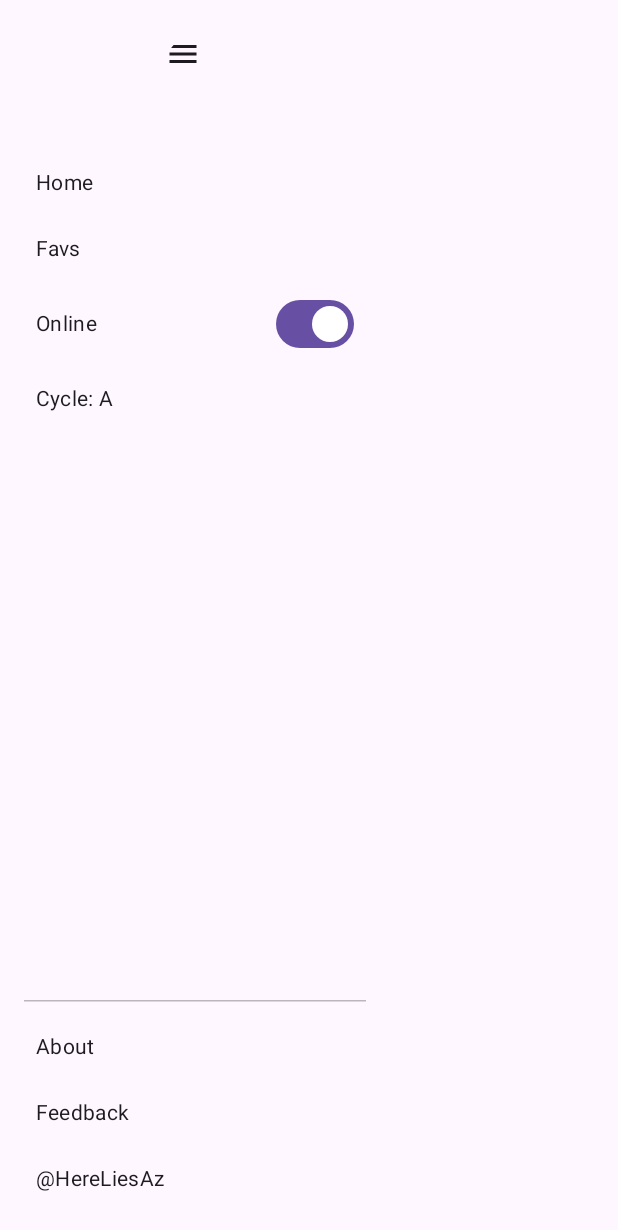
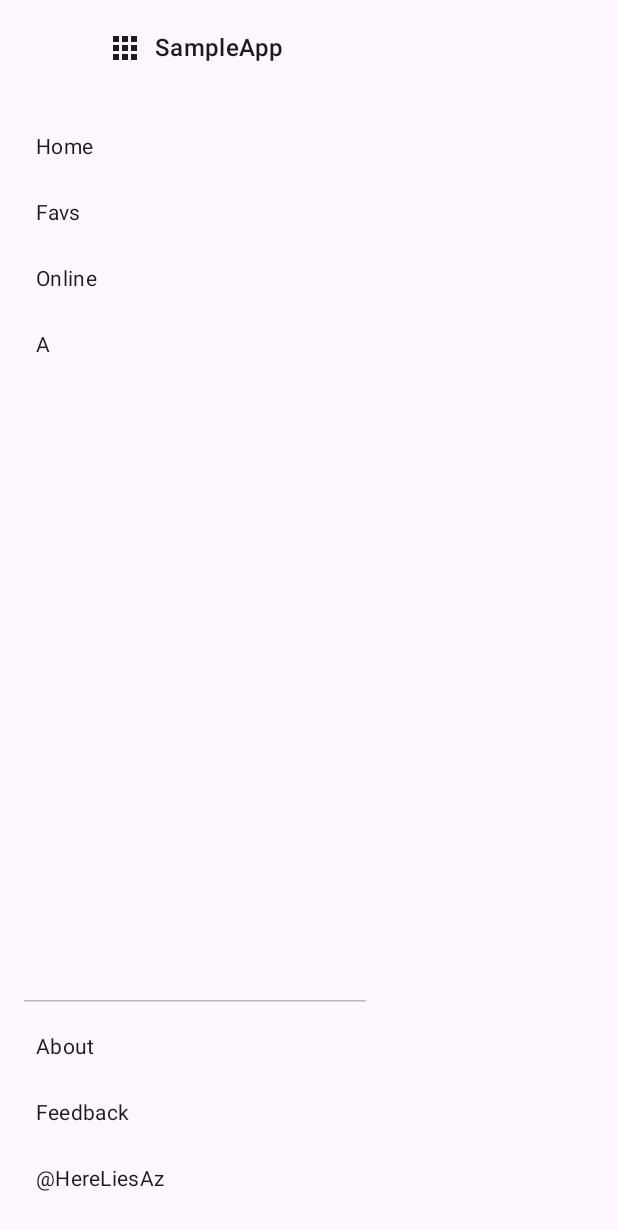
Before and after one commit to HereLiesAz/AzNavRail, an Android app built with Jetpack Compose: the screen it shows after launch (MainActivity), after a tap on "Toggle Menu", on a phone screen of 412 x 824 dp. Shown: the top 1230 px of the screen. Run offline under Robolectric (Android 15) with nearby library versions, the phone set to English and light mode, and no system bars; pictures from the network do not load.

Commit message:
Fix all outstanding issues with AzNavRail component
This commit addresses all the user's feedback and fixes all outstanding issues with the AzNavRail component.

- **Button Styling:** The navigation buttons are now correctly styled as transparent circles with a fully opaque colored stroke.
- **Text Resizing:** A robust text auto-sizing mechanism has been implemented in `AzNavRailButton`. The text now dynamically resizes to fit within the circular button without wrapping.
- **Header:** The header of the `AzNavRail` no longer constrains the app icon or app name within a circular shape. The header content is now displayed at its natural size. The default behavior has also been changed to display the app icon by default.
- **Toggle Items:** The `Switch` component has been removed from toggle items. The text of the menu item now dynamically updates to reflect the state, using two separate strings for the "on" and "off" states.
- **Cycler Items:** The text of cycler items now cycles through the available options on each tap. The corresponding action is triggered after a 1-second delay.
- **Rail Collapse:** The navigation rail now collapses automatically after any menu item is tapped.

```diff
--- a/SampleApp/src/main/java/com/example/sampleapp/MainActivity.kt
+++ b/SampleApp/src/main/java/com/example/sampleapp/MainActivity.kt
@@ -55,6 +55,8 @@ fun SampleScreen() {
                 id = "online",
                 text = "Online",
                 isChecked = isOnline,
+                toggleOnText = "Online",
+                toggleOffText = "Offline",
                 onClick = {
                     isOnline = !isOnline
                     Toast.makeText(context, "Toggle clicked! isOnline: $isOnline", Toast.LENGTH_SHORT).show()
--- a/aznavrail/src/main/java/com/hereliesaz/aznavrail/AzNavRail.kt
+++ b/aznavrail/src/main/java/com/hereliesaz/aznavrail/AzNavRail.kt
@@ -13,6 +13,7 @@ import androidx.compose.foundation.rememberScrollState
 import androidx.compose.foundation.selection.toggleable
 import androidx.compose.foundation.verticalScroll
 import androidx.compose.material.icons.Icons
+import androidx.compose.material.icons.filled.Apps
 import androidx.compose.material.icons.filled.Menu
 import androidx.compose.material3.*
 import androidx.compose.runtime.*
@@ -168,17 +169,19 @@ fun AzNavRail(
                 modifier = Modifier.width(railWidth),
                 containerColor = Color.Transparent,
                 header = {
-                    IconButton(onClick = onToggle, modifier = Modifier.padding(top = AzNavRailDefaults.HeaderPadding, bottom = AzNavRailDefaults.HeaderPadding)) {
+                    Box(
+                        modifier = Modifier
+                            .padding(top = AzNavRailDefaults.HeaderPadding, bottom = AzNavRailDefaults.HeaderPadding)
+                            .clickable(onClick = onToggle)
+                    ) {
                         if (scope.displayAppNameInHeader) {
                             Text(text = if (isExpanded) appName else appName.firstOrNull()?.toString() ?: "", style = MaterialTheme.typography.titleMedium)
                         } else {
                             Row(verticalAlignment = Alignment.CenterVertically) {
-                                Box(modifier = Modifier.size(AzNavRailDefaults.HeaderIconSize)) {
-                                    if (appIcon != null) {
-                                        Image(painter = rememberAsyncImagePainter(model = appIcon), contentDescription = "Toggle menu, showing $appName icon")
-                                    } else {
-                                        Icon(imageVector = Icons.Default.Menu, contentDescription = "Toggle Menu")
-                                    }
+                                if (appIcon != null) {
+                                    Image(painter = rememberAsyncImagePainter(model = appIcon), contentDescription = "Toggle menu, showing $appName icon")
+                                } else {
+                                    Icon(imageVector = Icons.Default.Apps, contentDescription = "Toggle Menu")
                                 }
                                 if (isExpanded) {
                                     Spacer(modifier = Modifier.width(AzNavRailDefaults.HeaderTextSpacer))
@@ -193,8 +196,13 @@ fun AzNavRail(
                     if (isExpanded) {
                         Column(modifier = Modifier.weight(1f).verticalScroll(rememberScrollState())) {
                             scope.navItems.forEach { item ->
-                                val onCyclerClick = if (item.isCycler) {
-                                    {
+                                val finalItem = if (item.isCycler) {
+                                    item.copy(selectedOption = cyclerStates[item.id]?.displayedOption ?: item.selectedOption)
+                                } else {
+                                    item
+                                }
+                                val finalOnClick = {
+                                    if (item.isCycler) {
                                         val state = cyclerStates[item.id]
                                         if (state != null) {
                                             state.job?.cancel()
@@ -202,29 +210,21 @@ fun AzNavRail(
                                             val currentIndex = options.indexOf(state.displayedOption)
                                             val nextIndex = (currentIndex + 1) % options.size
                                             val nextOption = options[nextIndex]
-                                            val clickCount = state.pendingClickCount + 1
                                             cyclerStates[item.id] = state.copy(
                                                 displayedOption = nextOption,
-                                                pendingClickCount = clickCount,
                                                 job = coroutineScope.launch {
                                                     delay(1000L)
-                                                    repeat(clickCount) {
-                                                        item.onClick()
-                                                    }
-                                                    cyclerStates[item.id] = cyclerStates[item.id]!!.copy(pendingClickCount = 0, job = null)
+                                                    item.onClick()
+                                                    onToggle()
                                                 }
                                             )
                                         }
+                                    } else {
+                                        item.onClick()
+                                        onToggle()
                                     }
-                                } else {
-                                    item.onClick
                                 }
-                                val finalItem = if (item.isCycler) {
-                                    item.copy(selectedOption = cyclerStates[item.id]?.displayedOption ?: item.selectedOption)
-                                } else {
-                                    item
-                                }
-                                MenuItem(item = finalItem, onCyclerClick = onCyclerClick)
+                                MenuItem(item = finalItem, onCyclerClick = finalOnClick)
                             }
                         }
                         if (scope.showFooter) {
@@ -276,7 +276,11 @@ fun AzNavRail(
  */
 @Composable
 private fun RailContent(item: AzNavItem) {
-    val textToShow = if (item.isCycler) item.selectedOption ?: "" else item.text
+    val textToShow = when {
+        item.isToggle -> if (item.isChecked == true) item.toggleOnText ?: "" else item.toggleOffText ?: ""
+        item.isCycler -> item.selectedOption ?: ""
+        else -> item.text
+    }
     AzNavRailButton(
         onClick = item.onClick,
         text = textToShow,
@@ -294,7 +298,11 @@ private fun MenuItem(
     item: AzNavItem,
     onCyclerClick: () -> Unit = item.onClick
 ) {
-    val textToShow = if (item.isCycler) "${item.text}: ${item.selectedOption}" else item.text
+    val textToShow = when {
+        item.isToggle -> if (item.isChecked == true) item.toggleOnText ?: "" else item.toggleOffText ?: ""
+        item.isCycler -> item.selectedOption ?: ""
+        else -> item.text
+    }
     val modifier = if (item.isToggle) {
         Modifier.toggleable(
             value = item.isChecked ?: false,
@@ -311,13 +319,6 @@ private fun MenuItem(
         verticalAlignment = Alignment.CenterVertically
     ) {
         Text(text = textToShow, style = MaterialTheme.typography.bodyMedium)
-        if (item.isToggle) {
-            Spacer(modifier = Modifier.weight(1f))
-            Switch(
-                checked = item.isChecked ?: false,
-                onCheckedChange = null
-            )
-        }
     }
 }
 
--- a/aznavrail/src/main/java/com/hereliesaz/aznavrail/AzNavRailButton.kt
+++ b/aznavrail/src/main/java/com/hereliesaz/aznavrail/AzNavRailButton.kt
@@ -20,9 +20,12 @@ import androidx.compose.runtime.setValue
 import androidx.compose.ui.Alignment
 import androidx.compose.ui.Modifier
 import androidx.compose.ui.graphics.Color
+import androidx.compose.ui.draw.drawWithContent
+import androidx.compose.ui.text.TextStyle
 import androidx.compose.ui.text.style.TextAlign
 import androidx.compose.ui.unit.Dp
 import androidx.compose.ui.unit.dp
+import androidx.compose.ui.unit.sp
 
 /**
  * A circular, text-only button with auto-sizing text, designed for the collapsed navigation rail.
@@ -42,38 +45,39 @@ fun AzNavRailButton(
     size: Dp = 72.dp,
     color: Color = MaterialTheme.colorScheme.primary
 ) {
+    var fontSize by remember { mutableStateOf(50.sp) }
+    var readyToDraw by remember { mutableStateOf(false) }
+
     OutlinedButton(
         onClick = onClick,
         modifier = modifier.size(size).aspectRatio(1f),
         shape = CircleShape,
-        border = BorderStroke(3.dp, color.copy(alpha = 0.7f)),
+        border = BorderStroke(3.dp, color),
         colors = ButtonDefaults.outlinedButtonColors(
             containerColor = Color.Transparent,
             contentColor = color
         ),
         contentPadding = PaddingValues(4.dp)
     ) {
-        BoxWithConstraints(
-            modifier = Modifier.fillMaxSize(),
-            contentAlignment = Alignment.Center
-        ) {
-            val initialStyle = MaterialTheme.typography.labelSmall
-            var shrunkTextStyle by remember(text) { mutableStateOf(initialStyle) }
-            var shouldShrink by remember(text) { mutableStateOf(true) }
-
         Text(
             text = text,
-                textAlign = TextAlign.Center,
-                style = shrunkTextStyle,
+            modifier = Modifier.drawWithContent {
+                if (readyToDraw) {
+                    drawContent()
+                }
+            },
+            style = TextStyle(
+                fontSize = fontSize,
+                textAlign = TextAlign.Center
+            ),
             maxLines = 1,
-                onTextLayout = { result ->
-                    if (shouldShrink && result.didOverflowWidth) {
-                        shrunkTextStyle = shrunkTextStyle.copy(fontSize = shrunkTextStyle.fontSize * 0.9f)
+            onTextLayout = { textLayoutResult ->
+                if (textLayoutResult.didOverflowWidth) {
+                    fontSize *= 0.9f
                 } else {
-                        shouldShrink = false
+                    readyToDraw = true
                 }
             }
         )
     }
 }
-}
--- a/aznavrail/src/main/java/com/hereliesaz/aznavrail/AzNavRailScope.kt
+++ b/aznavrail/src/main/java/com/hereliesaz/aznavrail/AzNavRailScope.kt
@@ -49,7 +49,7 @@ interface AzNavRailScope {
      * @param isChecked Whether the switch is checked.
      * @param onClick The callback to be invoked when the item is clicked.
      */
-    fun azMenuToggle(id: String, text: String, isChecked: Boolean, onClick: () -> Unit)
+    fun azMenuToggle(id: String, text: String, isChecked: Boolean, toggleOnText: String, toggleOffText: String, onClick: () -> Unit)
 
     /**
      * Adds a toggle switch item that appears in both the collapsed rail and the expanded menu.
@@ -57,9 +57,11 @@ interface AzNavRailScope {
      * @param text The text to display for the item.
      * @param color The color of the item.
      * @param isChecked Whether the switch is checked.
+     * @param toggleOnText The text to display when the switch is on.
+     * @param toggleOffText The text to display when the switch is off.
      * @param onClick The callback to be invoked when the item is clicked.
      */
-    fun azRailToggle(id: String, text: String, color: Color? = null, isChecked: Boolean, onClick: () -> Unit)
+    fun azRailToggle(id: String, text: String, color: Color? = null, isChecked: Boolean, toggleOnText: String, toggleOffText: String, onClick: () -> Unit)
 
     /**
      * Adds a cycler item that only appears in the expanded menu.
@@ -115,12 +117,12 @@ internal class AzNavRailScopeImpl : AzNavRailScope {
         navItems.add(AzNavItem(id = id, text = text, isRailItem = true, color = color, onClick = onClick))
     }
 
-    override fun azMenuToggle(id: String, text: String, isChecked: Boolean, onClick: () -> Unit) {
-        navItems.add(AzNavItem(id = id, text = text, isRailItem = false, isToggle = true, isChecked = isChecked, onClick = onClick))
+    override fun azMenuToggle(id: String, text: String, isChecked: Boolean, toggleOnText: String, toggleOffText: String, onClick: () -> Unit) {
+        navItems.add(AzNavItem(id = id, text = text, isRailItem = false, isToggle = true, isChecked = isChecked, toggleOnText = toggleOnText, toggleOffText = toggleOffText, onClick = onClick))
     }
 
-    override fun azRailToggle(id: String, text: String, color: Color?, isChecked: Boolean, onClick: () -> Unit) {
-        navItems.add(AzNavItem(id = id, text = text, isRailItem = true, color = color, isToggle = true, isChecked = isChecked, onClick = onClick))
+    override fun azRailToggle(id: String, text: String, color: Color?, isChecked: Boolean, toggleOnText: String, toggleOffText: String, onClick: () -> Unit) {
+        navItems.add(AzNavItem(id = id, text = text, isRailItem = true, color = color, isToggle = true, isChecked = isChecked, toggleOnText = toggleOnText, toggleOffText = toggleOffText, onClick = onClick))
     }
 
     override fun azMenuCycler(id: String, text: String, options: List<String>, selectedOption: String, onClick: () -> Unit) {
--- a/aznavrail/src/main/java/com/hereliesaz/aznavrail/model/AzNavItem.kt
+++ b/aznavrail/src/main/java/com/hereliesaz/aznavrail/model/AzNavItem.kt
@@ -24,6 +24,8 @@ data class AzNavItem(
     val color: Color? = null,
     val isToggle: Boolean = false,
     val isChecked: Boolean? = null,
+    val toggleOnText: String? = null,
+    val toggleOffText: String? = null,
     val isCycler: Boolean = false,
     val options: List<String>? = null,
     val selectedOption: String? = null,
```
Also changed, not shown: 1 other file. Lines whose indentation alone changed are shown as unchanged.
